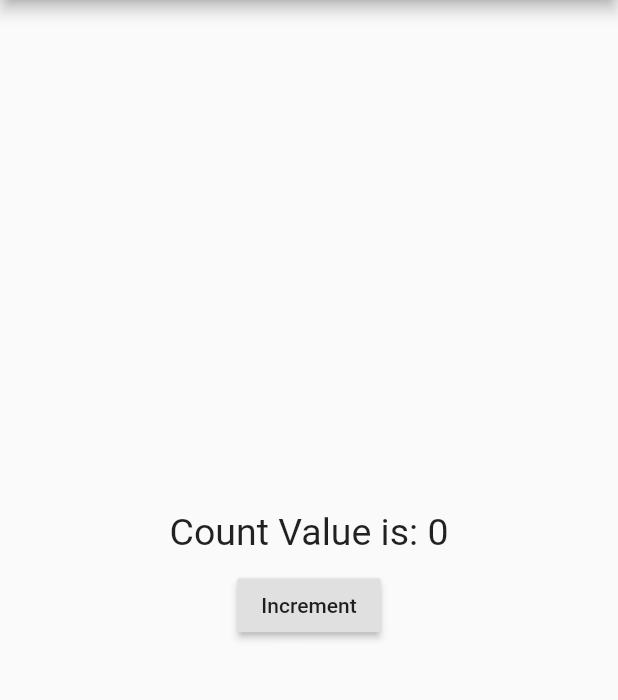
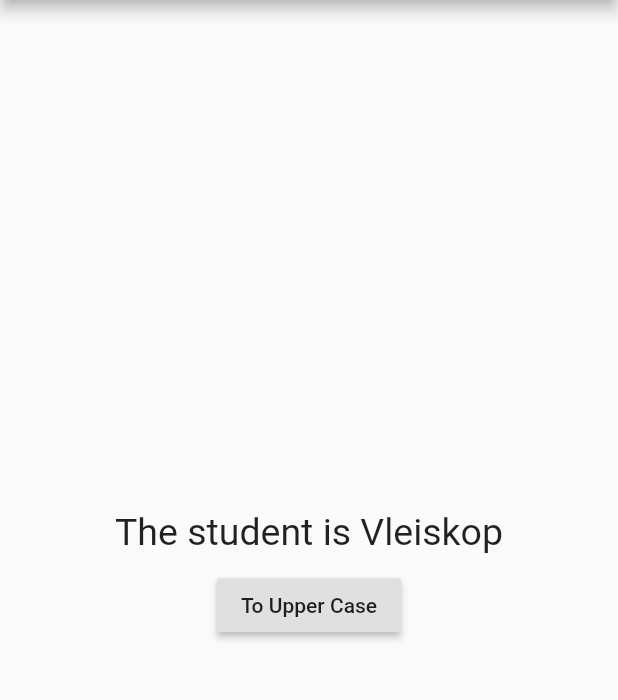
Before and after one commit to vleiswal/ripples_tut_getX, a Flutter app: the screen it shows after launch, on a phone screen of 412 x 824 dp, the part 84-784 px from its top. Run offline on Flutter 3.47's test engine with Material 2 defaults, Android fonts, the phone set to English and light mode, and no system bars; our stand-ins replace get.

Commit message:
lesson_8

```diff
--- a/lib/main.dart
+++ b/lib/main.dart
@@ -3,23 +3,22 @@ import 'package:get/get.dart';
 import 'package:getx_tut_4/screens/home_screen.dart';
 import 'package:getx_tut_4/screens/next_screen.dart';
 import 'package:getx_tut_4/screens/unknown_route.dart';
+import 'package:getx_tut_4/usr/student.dart';
 
 void main() {
   runApp(MyApp());
 }
 
 class MyApp extends StatelessWidget {
-  var count = 0.obs;
+  //var student = Student();
 
-  void increment() {
-    count++;
-  }
+  final student = Student(name: 'Vleiskop', age: 57).obs;
 
   @override
   Widget build(BuildContext context) {
     return GetMaterialApp(
       title: 'State Management',
-      initialRoute: '/',
+      //initialRoute: '/',
       debugShowCheckedModeBanner: false,
       home: Scaffold(
         appBar: AppBar(
@@ -31,13 +30,17 @@ class MyApp extends StatelessWidget {
             crossAxisAlignment: CrossAxisAlignment.center,
             children: [
               Obx(
-                () => Text('Count Value is: $count',
+                () => Text('The student is ${student.value.name}',
                     style: TextStyle(fontSize: 25)),
               ),
               SizedBox(height: 10),
               RaisedButton(
-                child: Text('Increment'),
-                onPressed: () => increment(),
+                child: Text('To Upper Case'),
+                onPressed: () {
+                  student.update((student) {
+                    student.name = student.name.toString().toUpperCase();
+                  });
+                },
               ),
             ],
           ),
--- /dev/null
+++ b/lib/usr/student.dart
@@ -0,0 +1,9 @@
+import 'package:get/get.dart';
+
+class Student {
+  // var name = 'Tom'.obs;
+  // var age = 25.obs;
+  var name;
+  var age;
+  Student({this.age, this.name});
+}
```
